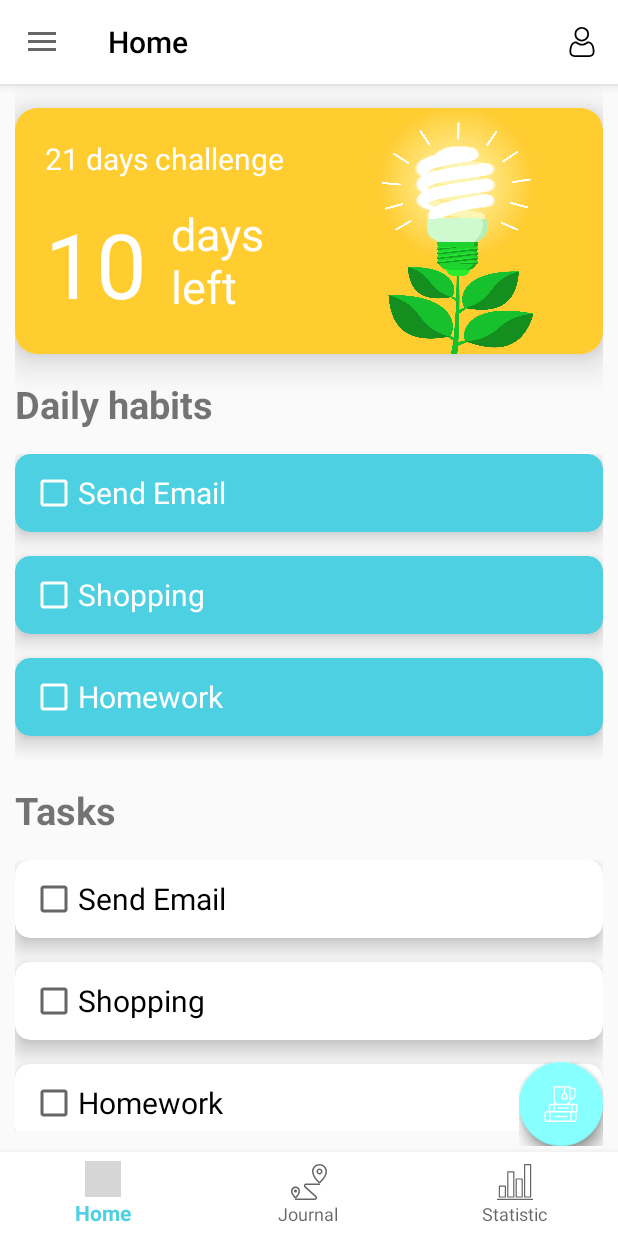
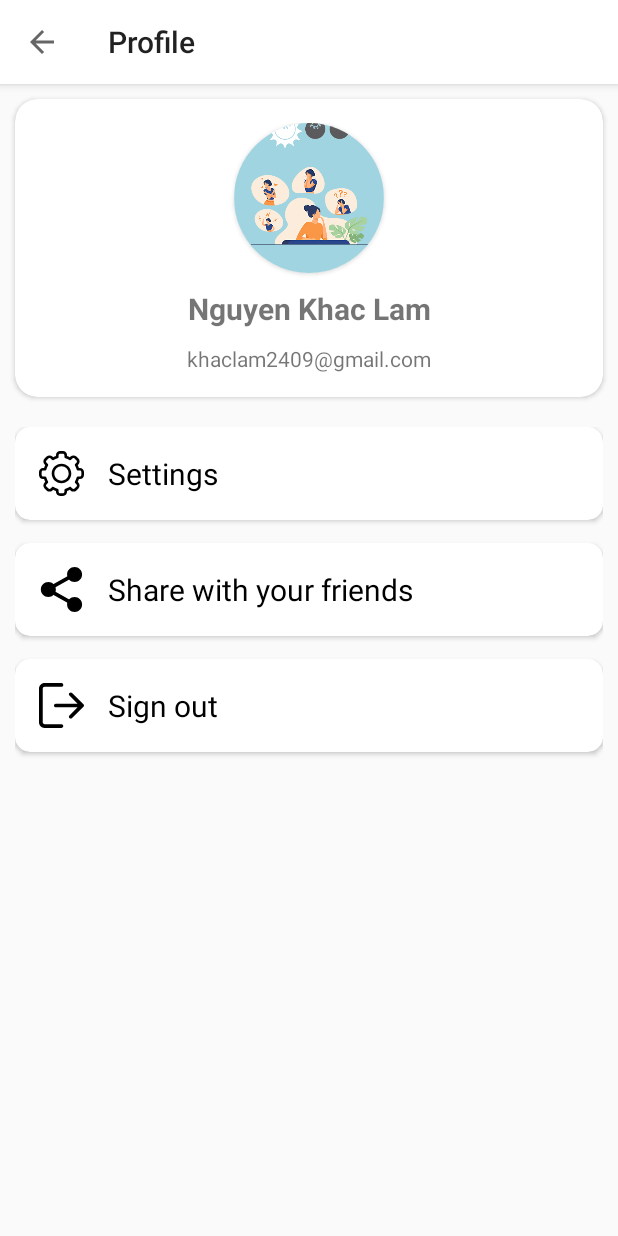
Before and after one commit to NguyenKhacLam/fabulous, an Android app: the HomeActivity screen opened directly, with no data from a screen before it, after a tap on "User", on a phone screen of 412 x 824 dp. Run offline under Robolectric (Android 15) with nearby library versions, the phone set to English and light mode, and no system bars; plain views replace FloatingActionButton, FloatingActionMenu; grey boxes are pictures that could not be loaded.

Commit message:
Done profile screen

```diff
--- a/app/src/main/java/com/project/fabulous/ui/user/home/AboutAppFragment.java
+++ b/app/src/main/java/com/project/fabulous/ui/home/AboutAppFragment.java
@@ -1,4 +1,4 @@
-package com.project.fabulous.ui.user.home;
+package com.project.fabulous.ui.home;
 
 import android.os.Bundle;
 import android.view.LayoutInflater;
--- a/app/src/main/java/com/project/fabulous/ui/user/home/SettingFragment.java
+++ b/app/src/main/java/com/project/fabulous/ui/home/BlogFragment.java
@@ -1,4 +1,4 @@
-package com.project.fabulous.ui.user.home;
+package com.project.fabulous.ui.home;
 
 import android.os.Bundle;
 import android.view.LayoutInflater;
@@ -11,7 +11,7 @@ import androidx.fragment.app.Fragment;
 
 import com.project.fabulous.R;
 
-public class SettingFragment extends Fragment {
+public class BlogFragment extends Fragment {
     @Nullable
     @Override
     public View onCreateView(@NonNull LayoutInflater inflater, @Nullable ViewGroup container, @Nullable Bundle savedInstanceState) {
--- a/app/src/main/java/com/project/fabulous/ui/user/home/DashboardFragment.java
+++ b/app/src/main/java/com/project/fabulous/ui/home/DashboardFragment.java
@@ -1,4 +1,4 @@
-package com.project.fabulous.ui.user.home;
+package com.project.fabulous.ui.home;
 
 import android.os.Bundle;
 import android.os.Handler;
--- a/app/src/main/java/com/project/fabulous/ui/user/home/HomeActivity.java
+++ b/app/src/main/java/com/project/fabulous/ui/home/HomeActivity.java
@@ -1,4 +1,4 @@
-package com.project.fabulous.ui.user.home;
+package com.project.fabulous.ui.home;
 
 import androidx.annotation.NonNull;
 import androidx.appcompat.app.ActionBarDrawerToggle;
@@ -17,8 +17,9 @@ import android.widget.Toast;
 import com.google.android.material.bottomnavigation.BottomNavigationView;
 import com.google.android.material.navigation.NavigationView;
 import com.project.fabulous.R;
-import com.project.fabulous.ui.user.journal.JournalActivity;
-import com.project.fabulous.ui.user.statistic.StatisticActivity;
+import com.project.fabulous.ui.journal.JournalActivity;
+import com.project.fabulous.ui.statistic.StatisticActivity;
+import com.project.fabulous.ui.user.ProfileActivity;
 
 public class HomeActivity extends AppCompatActivity implements NavigationView.OnNavigationItemSelectedListener, BottomNavigationView.OnNavigationItemSelectedListener {
     private DrawerLayout drawerLayout;
@@ -29,7 +30,7 @@ public class HomeActivity extends AppCompatActivity implements NavigationView.On
 
     // Fragment
     private DashboardFragment dashboardFragment = new DashboardFragment();
-    private SettingFragment settingFragment = new SettingFragment();
+    private BlogFragment blogFragment = new BlogFragment();
     private AboutAppFragment aboutAppFragment = new AboutAppFragment();
 
     @Override
@@ -76,7 +77,7 @@ public class HomeActivity extends AppCompatActivity implements NavigationView.On
     public boolean onOptionsItemSelected(@NonNull MenuItem item) {
         switch (item.getItemId()){
             case R.id.userSetting:
-                Toast.makeText(this, "User", Toast.LENGTH_SHORT).show();
+                startActivity(new Intent(this, ProfileActivity.class));
                 break;
         }
         return true;
@@ -86,13 +87,14 @@ public class HomeActivity extends AppCompatActivity implements NavigationView.On
         return dashboardFragment;
     }
 
-    public SettingFragment getSettingFragment() {
-        return settingFragment;
+    public BlogFragment getBlogFragment() {
+        return blogFragment;
     }
 
     public AboutAppFragment getAboutAppFragment() {
         return aboutAppFragment;
     }
+
 
     @Override
     public boolean onNavigationItemSelected(@NonNull MenuItem item) {
@@ -100,8 +102,8 @@ public class HomeActivity extends AppCompatActivity implements NavigationView.On
             case R.id.navDashboard:
                 showFragment(dashboardFragment);
                 break;
-            case R.id.navSettings:
-                showFragment(settingFragment);
+            case R.id.navBlog:
+                showFragment(blogFragment);
                 break;
             case R.id.navAboutApp:
                 showFragment(aboutAppFragment);
@@ -115,6 +117,7 @@ public class HomeActivity extends AppCompatActivity implements NavigationView.On
             case R.id.navStatistic:
                 startActivity(new Intent(this, StatisticActivity.class));
                 break;
+
         }
         return false;
     }
--- a/app/src/main/java/com/project/fabulous/ui/user/journal/JournalActivity.java
+++ b/app/src/main/java/com/project/fabulous/ui/journal/JournalActivity.java
@@ -1,4 +1,4 @@
-package com.project.fabulous.ui.user.journal;
+package com.project.fabulous.ui.journal;
 
 import androidx.appcompat.app.AppCompatActivity;
 
--- a/app/src/main/java/com/project/fabulous/ui/user/statistic/StatisticActivity.java
+++ b/app/src/main/java/com/project/fabulous/ui/statistic/StatisticActivity.java
@@ -1,4 +1,4 @@
-package com.project.fabulous.ui.user.statistic;
+package com.project.fabulous.ui.statistic;
 
 import androidx.appcompat.app.AppCompatActivity;
 
--- a/app/src/main/java/com/project/fabulous/ui/user/LoginActivity.java
+++ b/app/src/main/java/com/project/fabulous/ui/user/LoginActivity.java
@@ -8,7 +8,7 @@ import android.view.View;
 import android.widget.ImageView;
 
 import com.project.fabulous.R;
-import com.project.fabulous.ui.user.home.HomeActivity;
+import com.project.fabulous.ui.home.HomeActivity;
 
 public class LoginActivity extends AppCompatActivity {
     private ImageView loginBtn;
--- /dev/null
+++ b/app/src/main/java/com/project/fabulous/ui/user/ProfileActivity.java
@@ -0,0 +1,42 @@
+package com.project.fabulous.ui.user;
+
+import androidx.annotation.NonNull;
+import androidx.appcompat.app.AppCompatActivity;
+import androidx.appcompat.widget.Toolbar;
+
+import android.os.Bundle;
+import android.view.MenuItem;
+
+import com.project.fabulous.R;
+
+public class ProfileActivity extends AppCompatActivity {
+    private Toolbar toolbar;
+
+    @Override
+    protected void onCreate(Bundle savedInstanceState) {
+        super.onCreate(savedInstanceState);
+        setContentView(R.layout.activity_profile);
+
+        initViews();
+    }
+
+    private void initViews() {
+        toolbar = findViewById(R.id.topToolBar);
+        toolbar.setTitle("Profile");
+        setSupportActionBar(toolbar);
+        if (getSupportActionBar() != null){
+            getSupportActionBar().setDisplayHomeAsUpEnabled(true);
+            getSupportActionBar().setDisplayShowHomeEnabled(true);
+        }
+    }
+
+    @Override
+    public boolean onOptionsItemSelected(@NonNull MenuItem item) {
+        switch (item.getItemId()){
+            case android.R.id.home:
+                finish();
+                break;
+        }
+        return true;
+    }
+}
--- /dev/null
+++ b/app/src/main/res/drawable/ic_logout.xml
@@ -0,0 +1,12 @@
+<vector xmlns:android="http://schemas.android.com/apk/res/android"
+    android:width="512dp"
+    android:height="512dp"
+    android:viewportWidth="512"
+    android:viewportHeight="512">
+  <path
+      android:fillColor="#FF000000"
+      android:pathData="M255.15,468.625H63.787c-11.737,0 -21.262,-9.526 -21.262,-21.262V64.638c0,-11.737 9.526,-21.262 21.262,-21.262H255.15c11.758,0 21.262,-9.504 21.262,-21.262S266.908,0.85 255.15,0.85H63.787C28.619,0.85 0,29.47 0,64.638v382.724c0,35.168 28.619,63.787 63.787,63.787H255.15c11.758,0 21.262,-9.504 21.262,-21.262C276.412,478.129 266.908,468.625 255.15,468.625z"/>
+  <path
+      android:fillColor="#FF000000"
+      android:pathData="M505.664,240.861L376.388,113.286c-8.335,-8.25 -21.815,-8.143 -30.065,0.213s-8.165,21.815 0.213,30.065l92.385,91.173H191.362c-11.758,0 -21.262,9.504 -21.262,21.262c0,11.758 9.504,21.263 21.262,21.263h247.559l-92.385,91.173c-8.377,8.25 -8.441,21.709 -0.213,30.065c4.167,4.21 9.653,6.336 15.139,6.336c5.401,0 10.801,-2.041 14.926,-6.124l129.276,-127.575c4.04,-3.997 6.336,-9.441 6.336,-15.139C512,250.302 509.725,244.88 505.664,240.861z"/>
+</vector>
--- /dev/null
+++ b/app/src/main/res/drawable/ic_share.xml
@@ -0,0 +1,30 @@
+<vector xmlns:android="http://schemas.android.com/apk/res/android"
+    android:width="512dp"
+    android:height="512dp"
+    android:viewportWidth="512"
+    android:viewportHeight="512">
+  <path
+      android:fillColor="#FF000000"
+      android:pathData="m474.332,85.332c0,38.293 -31.039,69.336 -69.332,69.336s-69.332,-31.043 -69.332,-69.336c0,-38.289 31.039,-69.332 69.332,-69.332s69.332,31.043 69.332,69.332zM474.332,85.332"/>
+  <path
+      android:fillColor="#FF000000"
+      android:pathData="m405,170.668c-47.063,0 -85.332,-38.273 -85.332,-85.336 0,-47.059 38.27,-85.332 85.332,-85.332s85.332,38.273 85.332,85.332c0,47.063 -38.27,85.336 -85.332,85.336zM405,32c-29.418,0 -53.332,23.938 -53.332,53.332 0,29.398 23.914,53.336 53.332,53.336s53.332,-23.938 53.332,-53.336c0,-29.395 -23.914,-53.332 -53.332,-53.332zM405,32"/>
+  <path
+      android:fillColor="#FF000000"
+      android:pathData="m474.332,426.668c0,38.289 -31.039,69.332 -69.332,69.332s-69.332,-31.043 -69.332,-69.332c0,-38.293 31.039,-69.336 69.332,-69.336s69.332,31.043 69.332,69.336zM474.332,426.668"/>
+  <path
+      android:fillColor="#FF000000"
+      android:pathData="m405,512c-47.063,0 -85.332,-38.273 -85.332,-85.332 0,-47.063 38.27,-85.336 85.332,-85.336s85.332,38.273 85.332,85.336c0,47.059 -38.27,85.332 -85.332,85.332zM405,373.332c-29.418,0 -53.332,23.938 -53.332,53.336 0,29.395 23.914,53.332 53.332,53.332s53.332,-23.938 53.332,-53.332c0,-29.398 -23.914,-53.336 -53.332,-53.336zM405,373.332"/>
+  <path
+      android:fillColor="#FF000000"
+      android:pathData="m175.668,256c0,38.293 -31.043,69.332 -69.336,69.332 -38.289,0 -69.332,-31.039 -69.332,-69.332s31.043,-69.332 69.332,-69.332c38.293,0 69.336,31.039 69.336,69.332zM175.668,256"/>
+  <path
+      android:fillColor="#FF000000"
+      android:pathData="m106.332,341.332c-47.059,0 -85.332,-38.27 -85.332,-85.332s38.273,-85.332 85.332,-85.332c47.063,0 85.336,38.27 85.336,85.332s-38.273,85.332 -85.336,85.332zM106.332,202.668c-29.418,0 -53.332,23.934 -53.332,53.332s23.914,53.332 53.332,53.332c29.422,0 53.336,-23.934 53.336,-53.332s-23.914,-53.332 -53.336,-53.332zM106.332,202.668"/>
+  <path
+      android:fillColor="#FF000000"
+      android:pathData="m156.703,245.762c-7.426,0 -14.637,-3.863 -18.563,-10.773 -5.824,-10.219 -2.238,-23.254 7.98,-29.102l197.949,-112.852c10.219,-5.867 23.254,-2.281 29.102,7.977 5.824,10.219 2.238,23.254 -7.98,29.102l-197.953,112.852c-3.328,1.898 -6.953,2.797 -10.535,2.797zM156.703,245.762"/>
+  <path
+      android:fillColor="#FF000000"
+      android:pathData="m354.633,421.762c-3.586,0 -7.211,-0.898 -10.539,-2.797l-197.953,-112.852c-10.219,-5.824 -13.801,-18.859 -7.977,-29.102 5.801,-10.238 18.855,-13.844 29.098,-7.977l197.953,112.852c10.219,5.824 13.801,18.859 7.977,29.102 -3.945,6.91 -11.156,10.773 -18.559,10.773zM354.633,421.762"/>
+</vector>
--- a/app/src/main/res/layout/activity_home.xml
+++ b/app/src/main/res/layout/activity_home.xml
@@ -6,7 +6,7 @@
     android:layout_height="match_parent"
     android:id="@+id/drawerLayout"
     android:fitsSystemWindows="true"
-    tools:context=".ui.user.home.HomeActivity"
+    tools:context=".ui.home.HomeActivity"
     tools:openDrawer="start">
 
     <RelativeLayout
--- a/app/src/main/res/layout/activity_journal.xml
+++ b/app/src/main/res/layout/activity_journal.xml
@@ -4,7 +4,7 @@
     xmlns:tools="http://schemas.android.com/tools"
     android:layout_width="match_parent"
     android:layout_height="match_parent"
-    tools:context=".ui.user.journal.JournalActivity">
+    tools:context=".ui.journal.JournalActivity">
 
     <TextView
         android:id="@+id/textView2"
--- a/app/src/main/res/layout/activity_login.xml
+++ b/app/src/main/res/layout/activity_login.xml
@@ -9,8 +9,10 @@
 
     <ImageView
         android:id="@+id/loginBtn"
-        android:layout_width="372dp"
+        android:layout_width="0dp"
         android:layout_height="90dp"
+        android:layout_marginStart="16dp"
+        android:layout_marginEnd="16dp"
         android:src="@drawable/btn_login"
         app:layout_constraintBottom_toBottomOf="parent"
         app:layout_constraintEnd_toEndOf="parent"
--- /dev/null
+++ b/app/src/main/res/layout/activity_profile.xml
@@ -0,0 +1,93 @@
+<?xml version="1.0" encoding="utf-8"?>
+<LinearLayout xmlns:android="http://schemas.android.com/apk/res/android"
+    xmlns:app="http://schemas.android.com/apk/res-auto"
+    xmlns:tools="http://schemas.android.com/tools"
+    android:orientation="vertical"
+    android:layout_width="match_parent"
+    android:layout_height="match_parent"
+    tools:context=".ui.user.ProfileActivity">
+
+    <include layout="@layout/inc_toolbar_back"/>
+    <include layout="@layout/inc_user_profile_card"/>
+    <LinearLayout
+        android:padding="10dp"
+        android:orientation="vertical"
+        android:layout_width="match_parent"
+        android:layout_height="wrap_content">
+        <androidx.cardview.widget.CardView
+            android:id="@+id/profileItemSettings"
+            android:layout_marginBottom="15dp"
+            app:cardCornerRadius="10dp"
+            android:layout_width="match_parent"
+            android:layout_height="wrap_content">
+            <LinearLayout
+                android:padding="16dp"
+                android:gravity="center_vertical"
+                android:orientation="horizontal"
+                android:layout_width="match_parent"
+                android:layout_height="wrap_content">
+                <ImageView
+                    android:src="@drawable/ic_settings"
+                    android:layout_width="30dp"
+                    android:layout_height="30dp"/>
+                <TextView
+                    android:textColor="@color/colorBlack"
+                    android:textSize="20sp"
+                    android:layout_marginStart="16dp"
+                    android:text="@string/settings"
+                    android:layout_width="wrap_content"
+                    android:layout_height="wrap_content"/>
+            </LinearLayout>
+        </androidx.cardview.widget.CardView>
+        <androidx.cardview.widget.CardView
+            android:id="@+id/profileItemShare"
+            android:layout_marginBottom="15dp"
+            app:cardCornerRadius="10dp"
+            android:layout_width="match_parent"
+            android:layout_height="wrap_content">
+            <LinearLayout
+                android:padding="16dp"
+                android:gravity="center_vertical"
+                android:orientation="horizontal"
+                android:layout_width="match_parent"
+                android:layout_height="wrap_content">
+                <ImageView
+                    android:src="@drawable/ic_share"
+                    android:layout_width="30dp"
+                    android:layout_height="30dp"/>
+                <TextView
+                    android:textColor="@color/colorBlack"
+                    android:textSize="20sp"
+                    android:layout_marginStart="16dp"
+                    android:text="@string/share_with_your_friends"
+                    android:layout_width="wrap_content"
+                    android:layout_height="wrap_content"/>
+            </LinearLayout>
+        </androidx.cardview.widget.CardView>
+        <androidx.cardview.widget.CardView
+            android:id="@+id/profileItemSignOut"
+            android:layout_marginBottom="15dp"
+            app:cardCornerRadius="10dp"
+            android:layout_width="match_parent"
+            android:layout_height="wrap_content">
+            <LinearLayout
+                android:padding="16dp"
+                android:gravity="center_vertical"
+                android:orientation="horizontal"
+                android:layout_width="match_parent"
+                android:layout_height="wrap_content">
+                <ImageView
+                    android:src="@drawable/ic_logout"
+                    android:layout_width="30dp"
+                    android:layout_height="30dp"/>
+                <TextView
+                    android:textColor="@color/colorBlack"
+                    android:textSize="20sp"
+                    android:layout_marginStart="16dp"
+                    android:text="@string/sign_out"
+                    android:layout_width="wrap_content"
+                    android:layout_height="wrap_content"/>
+            </LinearLayout>
+        </androidx.cardview.widget.CardView>
+    </LinearLayout>
+</LinearLayout>
--- a/app/src/main/res/layout/activity_statistic.xml
+++ b/app/src/main/res/layout/activity_statistic.xml
@@ -4,7 +4,7 @@
     xmlns:tools="http://schemas.android.com/tools"
     android:layout_width="match_parent"
     android:layout_height="match_parent"
-    tools:context=".ui.user.statistic.StatisticActivity">
+    tools:context=".ui.statistic.StatisticActivity">
 
     <TextView
         android:id="@+id/textView3"
--- /dev/null
+++ b/app/src/main/res/layout/inc_toolbar_back.xml
@@ -0,0 +1,11 @@
+<?xml version="1.0" encoding="utf-8"?>
+<com.google.android.material.appbar.AppBarLayout
+    xmlns:android="http://schemas.android.com/apk/res/android"
+    android:layout_width="match_parent"
+    android:layout_height="wrap_content">
+    <androidx.appcompat.widget.Toolbar
+        android:id="@+id/topToolBar"
+        android:background="@color/colorWhite"
+        android:layout_width="match_parent"
+        android:layout_height="?attr/actionBarSize"/>
+</com.google.android.material.appbar.AppBarLayout>
--- /dev/null
+++ b/app/src/main/res/layout/inc_user_profile_card.xml
@@ -0,0 +1,44 @@
+<?xml version="1.0" encoding="utf-8"?>
+<androidx.cardview.widget.CardView xmlns:android="http://schemas.android.com/apk/res/android"
+    android:layout_width="match_parent"
+    android:layout_height="wrap_content"
+    app:cardCornerRadius="15dp"
+    android:elevation="15dp"
+    android:layout_margin="10dp"
+    android:layout_marginBottom="15dp"
+    xmlns:app="http://schemas.android.com/apk/res-auto">
+    <LinearLayout
+        android:gravity="center"
+        android:padding="16dp"
+        android:orientation="vertical"
+        android:layout_width="match_parent"
+        android:layout_height="wrap_content">
+        <androidx.cardview.widget.CardView
+            app:cardCornerRadius="9999dp"
+            android:layout_width="wrap_content"
+            android:layout_height="wrap_content">
+            <ImageView
+                android:id="@+id/userProfileImage"
+                android:src="@drawable/bg_login"
+                android:scaleType="centerCrop"
+                android:layout_width="100dp"
+                android:layout_height="100dp"/>
+        </androidx.cardview.widget.CardView>
+        <TextView
+            android:id="@+id/userProfileName"
+            android:text="Nguyen Khac Lam"
+            android:textSize="20sp"
+            android:layout_marginTop="10dp"
+            android:textStyle="bold"
+            android:gravity="center"
+            android:layout_width="match_parent"
+            android:layout_height="wrap_content"/>
+        <TextView
+            android:id="@+id/userProfileEmail"
+            android:text="khaclam2409@gmail.com"
+            android:layout_marginTop="10dp"
+            android:gravity="center"
+            android:layout_width="match_parent"
+            android:layout_height="wrap_content"/>
+    </LinearLayout>
+</androidx.cardview.widget.CardView>
--- a/app/src/main/res/menu/drawer_menu.xml
+++ b/app/src/main/res/menu/drawer_menu.xml
@@ -6,9 +6,9 @@
             android:icon="@drawable/ic_dashboard"
             android:title="Dashboard"/>
         <item
-            android:id="@+id/navSettings"
+            android:id="@+id/navBlog"
             android:icon="@drawable/ic_settings"
-            android:title="Settings"/>
+            android:title="Blogs"/>
         <item
             android:id="@+id/navAboutApp"
             android:icon="@drawable/ic_about"
--- a/app/src/main/res/values/strings.xml
+++ b/app/src/main/res/values/strings.xml
@@ -5,4 +5,7 @@
     <string name="home">Home</string>
     <string name="journal">Journal</string>
     <string name="statistic">Statistic</string>
+    <string name="settings">Settings</string>
+    <string name="share_with_your_friends">Share with your friends</string>
+    <string name="sign_out">Sign out</string>
 </resources>
```
Also changed, not shown: app/src/main/AndroidManifest.xml (+4 -3 lines).
